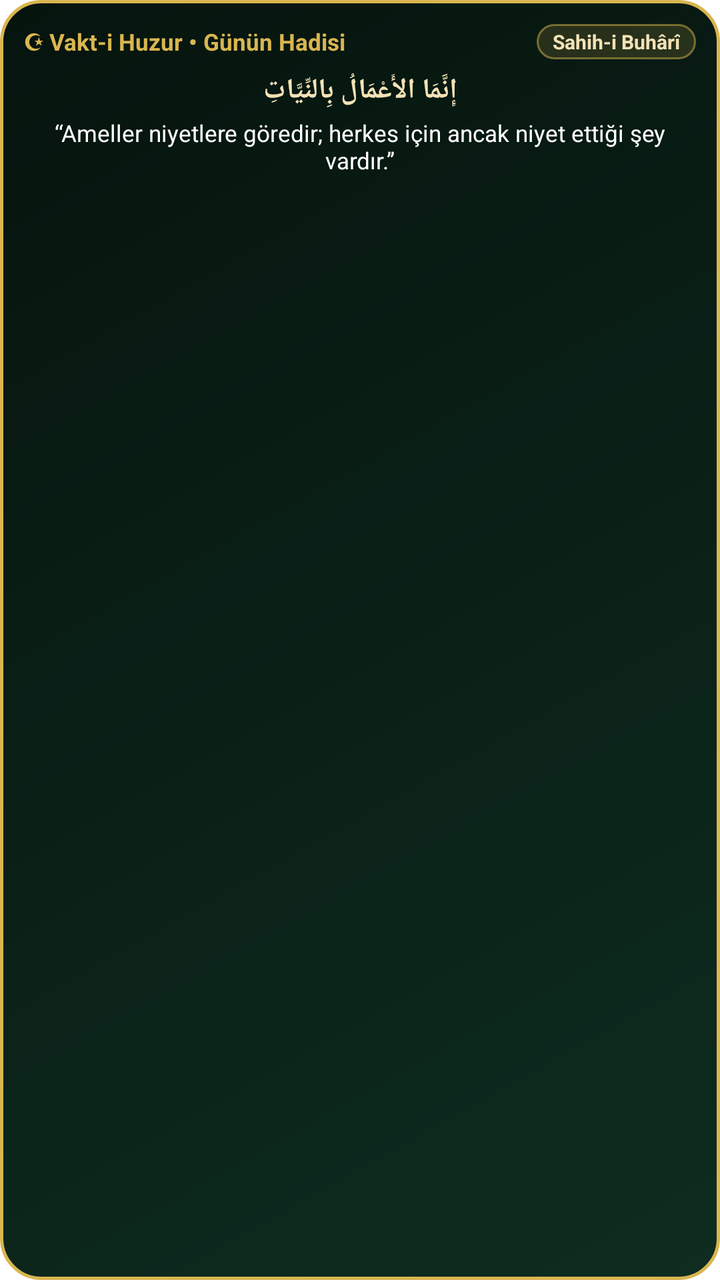
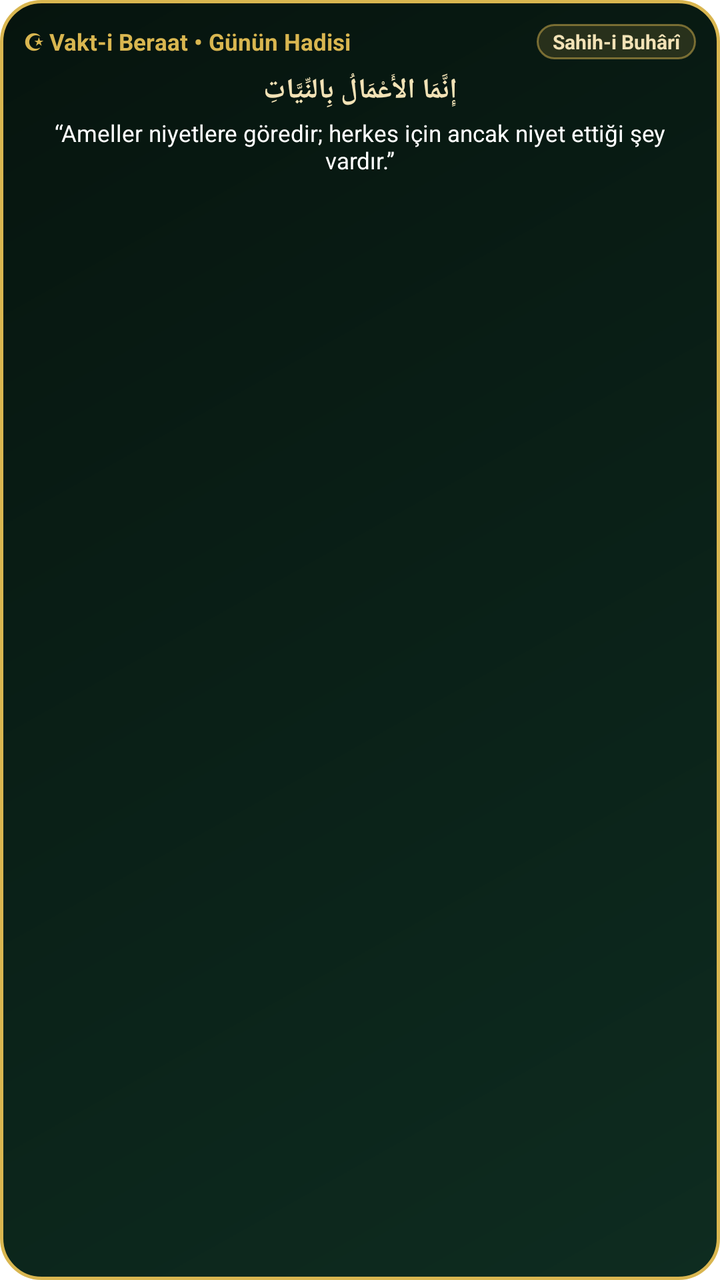

Two renders of the same Android screen: before a commit and after it. Below are the layout's source before the change and the commit's diff.
<!-- AndroidManifest.xml: fallback theme Theme.MaterialComponents.DayNight.NoActionBar -->
<!-- res/layout/vakti_huzur_hadis_widget.xml -->
<?xml version="1.0" encoding="utf-8"?>
<LinearLayout xmlns:android="http://schemas.android.com/apk/res/android"
    android:id="@+id/widget_hadis_root"
    android:layout_width="match_parent"
    android:layout_height="match_parent"
    android:background="@drawable/widget_bg_emerald_gold"
    android:orientation="vertical"
    android:padding="12dp">

    <LinearLayout
        android:layout_width="match_parent"
        android:layout_height="wrap_content"
        android:gravity="center_vertical"
        android:orientation="horizontal">

        <TextView
            android:id="@+id/tv_hadis_widget_baslik"
            android:layout_width="0dp"
            android:layout_height="wrap_content"
            android:layout_weight="1"
            android:text="☪ Vakt-i Huzur • Günün Hadisi"
            android:textColor="#D9B650"
            android:textSize="11.5sp"
            android:textStyle="bold" />

        <TextView
            android:id="@+id/tv_hadis_widget_kaynak"
            android:layout_width="wrap_content"
            android:layout_height="wrap_content"
            android:background="@drawable/widget_badge_gold"
            android:paddingLeft="8dp"
            android:paddingTop="2dp"
            android:paddingRight="8dp"
            android:paddingBottom="2dp"
            android:text="Sahih-i Buhârî"
            android:textColor="#F2E2B6"
            android:textSize="10sp"
            android:textStyle="bold" />
    </LinearLayout>

    <TextView
        android:id="@+id/tv_hadis_widget_arapca"
        android:layout_width="match_parent"
        android:layout_height="wrap_content"
        android:layout_marginTop="6dp"
        android:ellipsize="end"
        android:gravity="center"
        android:maxLines="2"
        android:text="إِنَّمَا الأَعْمَالُ بِالنِّيَّاتِ"
        android:textColor="#F2E2B6"
        android:textSize="14sp"
        android:textStyle="bold" />

    <TextView
        android:id="@+id/tv_hadis_widget_meal"
        android:layout_width="match_parent"
        android:layout_height="wrap_content"
        android:layout_marginTop="4dp"
        android:ellipsize="end"
        android:gravity="center"
        android:maxLines="3"
        android:text="“Ameller niyetlere göredir; herkes için ancak niyet ettiği şey vardır.”"
        android:textColor="#FFFFFF"
        android:textSize="11.5sp" />
</LinearLayout>
<!-- resources referenced by this layout -->
<resources>
  <!-- drawable widget_badge_gold (drawable) -->
  <?xml version="1.0" encoding="utf-8"?>
  <shape xmlns:android="http://schemas.android.com/apk/res/android"
      android:shape="rectangle">
      <solid android:color="#26D9B650" />
      <corners android:radius="10dp" />
      <stroke
          android:width="1dp"
          android:color="#80D9B650" />
  </shape>
  <!-- drawable widget_bg_emerald_gold (drawable) -->
  <?xml version="1.0" encoding="utf-8"?>
  <shape xmlns:android="http://schemas.android.com/apk/res/android"
      android:shape="rectangle">
      <gradient
          android:angle="135"
          android:startColor="#0E2C20"
          android:centerColor="#0A2017"
          android:endColor="#06140E"
          android:type="linear" />
      <corners android:radius="20dp" />
      <stroke
          android:width="1.5dp"
          android:color="#D9B650" />
  </shape>
</resources>

<!-- the commit's change to res/layout/vakti_huzur_hadis_widget.xml (unified diff, before → after) -->
@@ -18,7 +18,7 @@
             android:layout_width="0dp"
             android:layout_height="wrap_content"
             android:layout_weight="1"
-            android:text="☪ Vakt-i Huzur • Günün Hadisi"
+            android:text="☪ Vakt-i Beraat • Günün Hadisi"
             android:textColor="#D9B650"
             android:textSize="11.5sp"
             android:textStyle="bold" />
